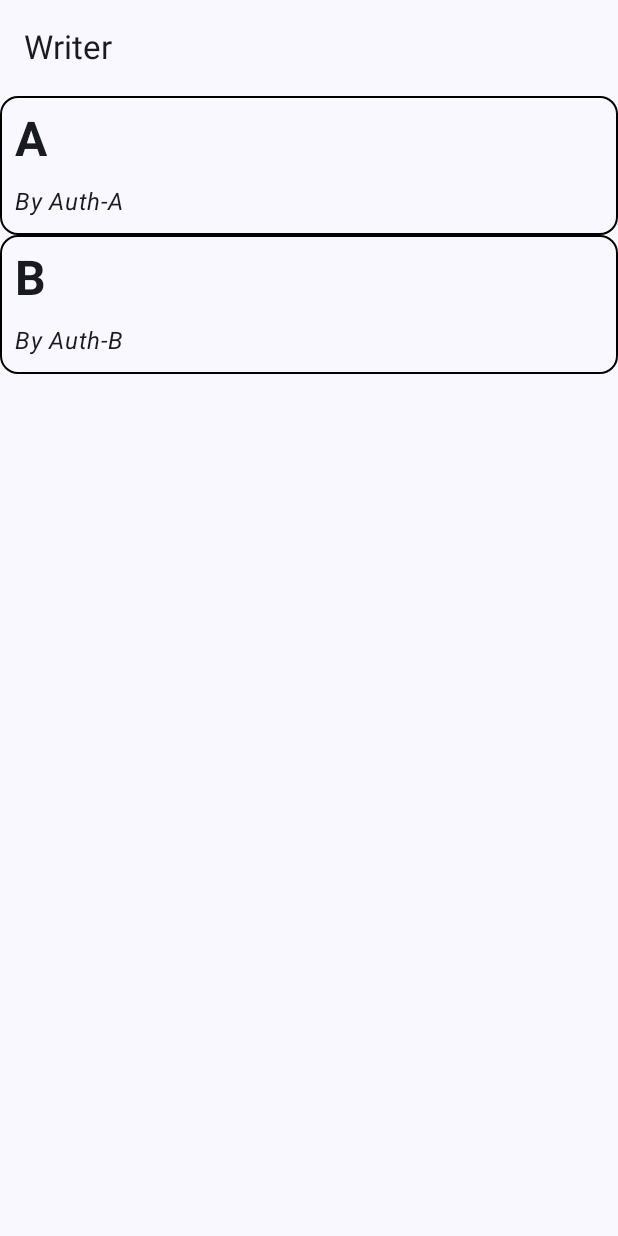
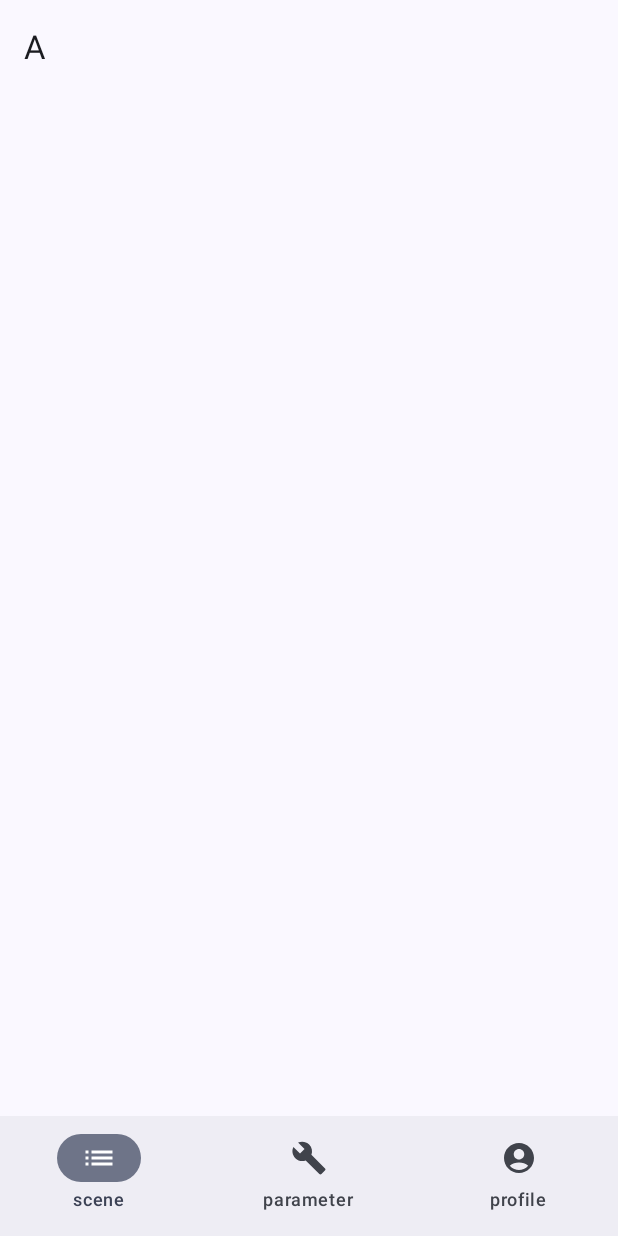
Before and after one commit to natchanon-space/infic-andrioid, an Android app built with Jetpack Compose: the WriterActivity screen opened directly, with no data from a screen before it, after a tap on an icon or button, on a phone screen of 412 x 824 dp. Run offline under Robolectric (Android 15) with nearby library versions, the phone set to English and light mode, and no system bars.

Commit message:
place holder for editor

```diff
--- a/app/src/main/java/com/natch/app/infic/main/MainActivity.kt
+++ b/app/src/main/java/com/natch/app/infic/main/MainActivity.kt
@@ -18,7 +18,6 @@ import androidx.compose.runtime.Composable
 import androidx.compose.ui.Alignment
 import androidx.compose.ui.Modifier
 import androidx.compose.ui.platform.LocalContext
-import androidx.compose.ui.tooling.preview.Preview
 import androidx.compose.ui.unit.dp
 import androidx.compose.ui.unit.sp
 import com.natch.app.infic.importer.ImportActivity
--- a/app/src/main/java/com/natch/app/infic/writer/WriterActivity.kt
+++ b/app/src/main/java/com/natch/app/infic/writer/WriterActivity.kt
@@ -1,6 +1,5 @@
 package com.natch.app.infic.writer
 
-import android.content.Context
 import android.os.Bundle
 import androidx.activity.ComponentActivity
 import androidx.activity.compose.setContent
@@ -8,16 +7,14 @@ import androidx.activity.viewModels
 import androidx.compose.foundation.layout.fillMaxSize
 import androidx.compose.material3.MaterialTheme
 import androidx.compose.material3.Surface
-import androidx.compose.material3.Text
 import androidx.compose.ui.Modifier
 import androidx.compose.ui.platform.LocalContext
+import androidx.navigation.NavGraph.Companion.findStartDestination
 import androidx.navigation.compose.NavHost
 import androidx.navigation.compose.composable
 import androidx.navigation.compose.rememberNavController
-import com.natch.app.infic.model.Fiction
 import com.natch.app.infic.model.FictionViewModel
 import com.natch.app.infic.ui.theme.InficTheme
-import com.natch.app.infic.utils.readAllFictionsFromDir
 import com.natch.app.infic.writer.screen.EditFictionScreen
 import com.natch.app.infic.writer.screen.SelectFictionScreen
 
@@ -43,7 +40,12 @@ class WriterActivity: ComponentActivity() {
                         modifier = Modifier
                     ) {
                         composable("SelectFictionScreen") {
-                            SelectFictionScreen(viewModel)
+                            SelectFictionScreen(
+                                viewModel,
+                                selectFictionCallback = {
+                                    navController.navigate("EditFictionScreen")
+                                }
+                            )
                         }
                         composable("EditFictionScreen") {
                             EditFictionScreen(viewModel)
--- a/app/src/main/java/com/natch/app/infic/writer/component/FictionCard.kt
+++ b/app/src/main/java/com/natch/app/infic/writer/component/FictionCard.kt
@@ -1,9 +1,7 @@
 package com.natch.app.infic.writer.component
 
 import androidx.compose.foundation.BorderStroke
-import androidx.compose.foundation.combinedClickable
 import androidx.compose.foundation.layout.Column
-import androidx.compose.foundation.layout.fillMaxWidth
 import androidx.compose.foundation.layout.padding
 import androidx.compose.material3.CardDefaults
 import androidx.compose.material3.MaterialTheme
@@ -30,9 +28,9 @@ fun FictionCard(
         border = BorderStroke(1.dp, Color.Black),
         modifier = modifier
     ) {
-        Column() {
+        Column {
             Text(
-                "${fiction.title}",
+                fiction.title,
                 fontSize = 32.sp,
                 fontWeight = FontWeight.Bold,
                 modifier = Modifier
--- a/app/src/main/java/com/natch/app/infic/writer/component/MultiSelectionList.kt
+++ b/app/src/main/java/com/natch/app/infic/writer/component/MultiSelectionList.kt
@@ -25,7 +25,6 @@ import androidx.compose.runtime.setValue
 import androidx.compose.ui.Alignment
 import androidx.compose.ui.Modifier
 import androidx.compose.ui.graphics.Color
-import androidx.compose.ui.semantics.Role.Companion.RadioButton
 import androidx.compose.ui.unit.dp
 
 class MultiSelectionState(initialIsMultiSelectionModeEnabled: Boolean = false) {
--- a/app/src/main/java/com/natch/app/infic/writer/screen/EditFictionScreen.kt
+++ b/app/src/main/java/com/natch/app/infic/writer/screen/EditFictionScreen.kt
@@ -1,9 +1,84 @@
 package com.natch.app.infic.writer.screen
 
+import androidx.compose.foundation.layout.padding
+import androidx.compose.material.icons.Icons
+import androidx.compose.material.icons.filled.AccountCircle
+import androidx.compose.material.icons.filled.Build
+import androidx.compose.material.icons.filled.List
+import androidx.compose.material3.ExperimentalMaterial3Api
+import androidx.compose.material3.Icon
+import androidx.compose.material3.NavigationBar
+import androidx.compose.material3.NavigationBarItem
+import androidx.compose.material3.Scaffold
+import androidx.compose.material3.Text
+import androidx.compose.material3.TopAppBar
 import androidx.compose.runtime.Composable
+import androidx.compose.runtime.getValue
+import androidx.compose.runtime.mutableStateOf
+import androidx.compose.runtime.saveable.rememberSaveable
+import androidx.compose.runtime.setValue
+import androidx.compose.ui.Modifier
+import androidx.navigation.compose.NavHost
+import androidx.navigation.compose.composable
+import androidx.navigation.compose.rememberNavController
 import com.natch.app.infic.model.FictionViewModel
 
+@OptIn(ExperimentalMaterial3Api::class)
 @Composable
 fun EditFictionScreen(viewModel: FictionViewModel) {
+    val navController = rememberNavController()
+    var navSelectedItem by rememberSaveable { mutableStateOf(0) }
+    val routeList = listOf("EditScene", "EditParameter", "EditProfile")
+    val iconList = listOf(
+        Icons.Filled.List,
+        Icons.Filled.Build,
+        Icons.Filled.AccountCircle
+    )
+    val labelList = listOf("scene", "parameter", "profile")
+
+    Scaffold(
+        topBar = {
+            TopAppBar(title = { Text("${viewModel.currentFiction.value?.title}") })
+        },
+        bottomBar = {
+            NavigationBar {
+                routeList.forEachIndexed { index, route ->
+                    NavigationBarItem(
+                        selected = (index == navSelectedItem),
+                        onClick = {
+                            navSelectedItem = index
+                            navController.navigate(route) {
+                                // don't add current screen to backstack
+                                popUpTo(navController.currentDestination!!.id) {
+                                    inclusive = true
+                                }
+                            }
+                        },
+                        icon = { Icon(imageVector = iconList[index], contentDescription = "Icon") },
+                        label = { Text(labelList[index]) }
+                    )
+                }
+            }
+        }
+    ) { paddingValues ->
+        NavHost(
+            navController = navController,
+            startDestination = "EditScene",
+            modifier = Modifier.padding(paddingValues)
+        ) {
+            composable("EditScene") {
+
+            }
+            composable("EditParameter") {
+
+            }
+            composable("EditProfile") {
+
+            }
+        }
+    }
+}
+
+fun saveFiction() {
 
 }
--- a/app/src/main/java/com/natch/app/infic/writer/screen/SelectFictionScreen.kt
+++ b/app/src/main/java/com/natch/app/infic/writer/screen/SelectFictionScreen.kt
@@ -1,6 +1,5 @@
 package com.natch.app.infic.writer.screen
 
-import android.widget.Toast
 import androidx.compose.foundation.layout.Box
 import androidx.compose.foundation.layout.fillMaxWidth
 import androidx.compose.foundation.layout.padding
@@ -17,11 +16,9 @@ import androidx.compose.material3.TopAppBar
 import androidx.compose.runtime.Composable
 import androidx.compose.runtime.mutableStateListOf
 import androidx.compose.runtime.remember
-import androidx.compose.runtime.saveable.rememberSaveable
 import androidx.compose.ui.Alignment
 import androidx.compose.ui.Modifier
 import androidx.compose.ui.platform.LocalConfiguration
-import androidx.compose.ui.platform.LocalContext
 import androidx.compose.ui.unit.dp
 import com.natch.app.infic.model.Fiction
 import com.natch.app.infic.model.FictionViewModel
@@ -32,13 +29,14 @@ import com.natch.app.infic.writer.component.rememberMultiSelectionState
 
 @OptIn(ExperimentalMaterial3Api::class)
 @Composable
-fun SelectFictionScreen(viewModel: FictionViewModel) {
-
-    // val fictions = (1..100).toMutableList()
+fun SelectFictionScreen(
+    viewModel: FictionViewModel,
+    selectFictionCallback: () -> Unit = { }
+) {
     val fictions = remember { mutableStateListOf(Fiction("A", "Auth-A"), Fiction("B", "Auth-B")) }
     val selectedItems = remember { mutableStateListOf<Fiction>() }
     val multiSelectionState = rememberMultiSelectionState()
-    val context = LocalContext.current
+
     val configuration = LocalConfiguration.current
 
     Scaffold(
@@ -96,12 +94,12 @@ fun SelectFictionScreen(viewModel: FictionViewModel) {
             key = { fiction ->
                 fictions.indexOf(fiction)
             },
-            onClick = {
+            onClick = {fiction ->
                 if (multiSelectionState.isMultiSelectionModeEnabled) {
-                    selectedItems.add(it)
+                    selectedItems.add(fiction)
                 } else {
-                    // TODO: go to edit screen
-                    Toast.makeText(context, "Click ${it.title}", Toast.LENGTH_SHORT).show()
+                    viewModel.currentFiction.value = fiction
+                    selectFictionCallback()
                 }
             }
         )
```
Also changed, not shown: app/src/main/AndroidManifest.xml (+9 -3 lines).
